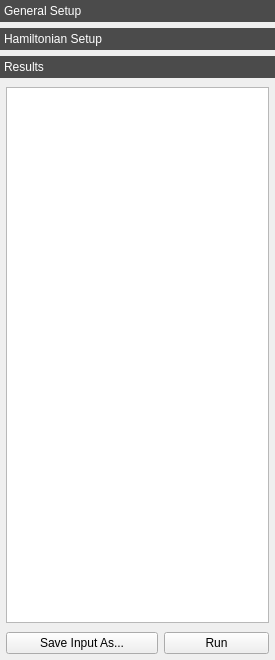
First picture: the form in crispy/resources/gui/uis/quanty.ui, repository mretegan/crispy, before the edit.
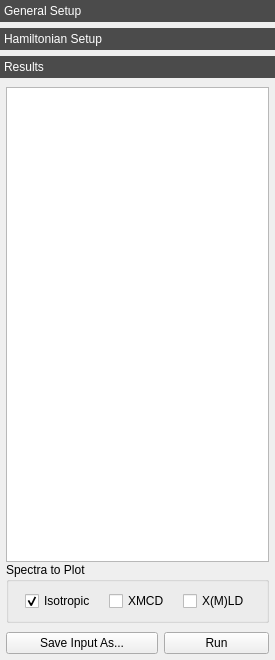
Second picture: the form after the edit. The open tabs and pages were chosen to show the change. Icons and pictures are not drawn. Custom widgets are drawn as their Qt base class.

Commit message: Add plot related group box

Diff of the .ui file:
```diff
--- a/crispy/resources/gui/uis/quanty.ui
+++ b/crispy/resources/gui/uis/quanty.ui
@@ -1137,7 +1137,7 @@
        </attribute>
        <layout class="QVBoxLayout" name="verticalLayout_2">
         <property name="spacing">
-         <number>6</number>
+         <number>0</number>
         </property>
         <property name="leftMargin">
          <number>6</number>
@@ -1164,6 +1164,60 @@
           </property>
          </widget>
         </item>
+        <item>
+         <widget class="QGroupBox" name="plotGroupBox">
+          <property name="toolTip">
+           <string>Select the spectra to be calculated.</string>
+          </property>
+          <property name="title">
+           <string>Spectra to Plot</string>
+          </property>
+          <layout class="QHBoxLayout" name="horizontalLayout_3">
+           <item>
+            <widget class="QCheckBox" name="plotIsoCheckBox">
+             <property name="sizePolicy">
+              <sizepolicy hsizetype="Fixed" vsizetype="Fixed">
+               <horstretch>0</horstretch>
+               <verstretch>0</verstretch>
+              </sizepolicy>
+             </property>
+             <property name="text">
+              <string>Isotropic</string>
+             </property>
+             <property name="checked">
+              <bool>true</bool>
+             </property>
+            </widget>
+           </item>
+           <item>
+            <widget class="QCheckBox" name="plotCDCheckBox">
+             <property name="sizePolicy">
+              <sizepolicy hsizetype="Fixed" vsizetype="Fixed">
+               <horstretch>0</horstretch>
+               <verstretch>0</verstretch>
+              </sizepolicy>
+             </property>
+             <property name="text">
+              <string>XMCD</string>
+             </property>
+            </widget>
+           </item>
+           <item>
+            <widget class="QCheckBox" name="plotLDCheckBox">
+             <property name="sizePolicy">
+              <sizepolicy hsizetype="Fixed" vsizetype="Fixed">
+               <horstretch>0</horstretch>
+               <verstretch>0</verstretch>
+              </sizepolicy>
+             </property>
+             <property name="text">
+              <string>X(M)LD</string>
+             </property>
+            </widget>
+           </item>
+          </layout>
+         </widget>
+        </item>
        </layout>
       </widget>
      </widget>
```
Left out of the diff: 4 changed lines with no effect on the pictures. The commit also changes 2 other files.
